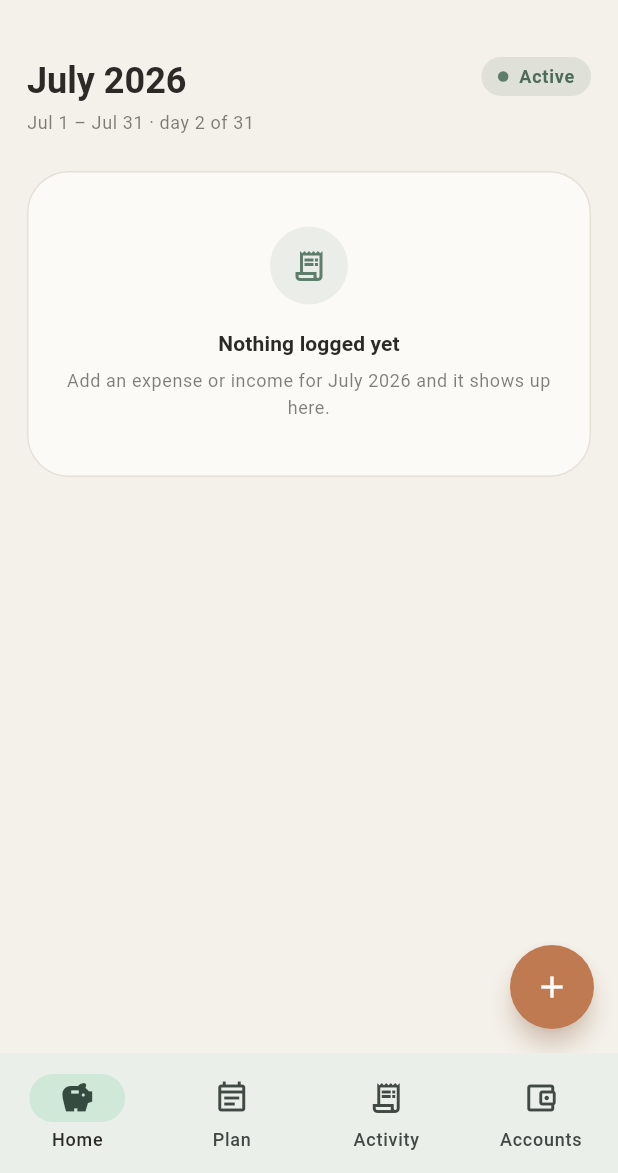
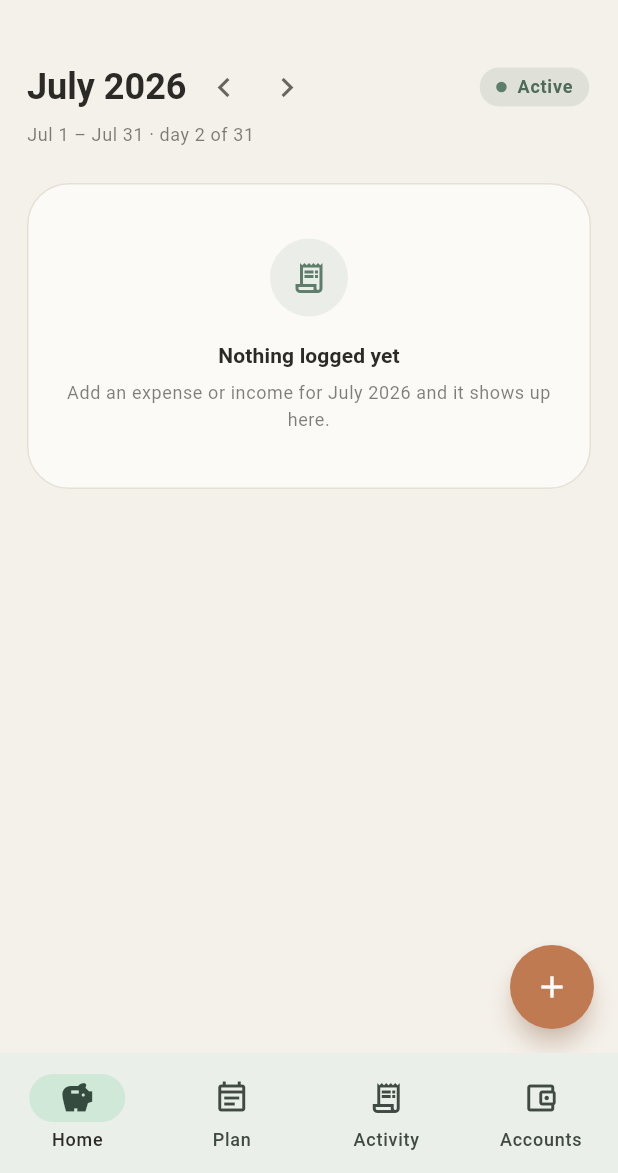
Before and after one commit to Pupp3t33r/LifeOS, a Flutter app: the MonthOverviewScreen screen opened by its route, on a phone screen of 412 x 824 dp, the part 63-1236 px from its top. Run offline on Flutter 3.47's test engine with Material 3 defaults, Android fonts, the phone set to English and light mode, and no system bars; our stand-ins replace dio, drift, drift_flutter, flutter_riverpod, flutter_secure_storage, go_router and 1 more; missing offline and left inert: oidc, oidc_default_store; accounts and stored records are empty; generated files the repository leaves out were written again; Roboto replaces fonts that are missing (Bricolage Grotesque, Spline Sans); statements that could not run were skipped.

Commit message:
feat(wallet): period switcher on Home + planning-only gating
Add a `‹ Month YYYY ›` period switcher to the current-period cockpit
(Wallet ADR-0002): prev/next chevrons, an Active/Planning/Past status
chip, and a snap-back-to-Current pill. Selection is not persisted, so the
cockpit always reopens on the active period.

New selected_period_providers: activePeriodProvider (period containing
today), selectedPeriodProvider (null = follow active), viewedPeriodProvider,
and viewedPeriodStatusProvider (past/active/future — date-derived; /months
carries no close flag).

Enforce ADR-0023 write-gating by date for the browsed period: a future
("Planning") period shows the occurrence worklist as a read-only preview
(no Mark paid / resolve), and the FAB's one-off Add is disabled on any
non-active period (a one-off is a dated-today actual and would file into
the active period regardless of what's browsed). The period-agnostic
recurring verbs stay available.

Co-Authored-By: Claude Opus 4.8 (1M context) <noreply@anthropic.com>

```diff
--- /dev/null
+++ b/apps/wallet/lib/features/money/application/selected_period_providers.dart
@@ -0,0 +1,61 @@
+import 'package:flutter_riverpod/flutter_riverpod.dart';
+import '../domain/month_period.dart';
+import 'period_flows_providers.dart';
+import 'preferences_providers.dart';
+
+/// The **active** period — the one containing today under the user's month-start-day
+/// (ADR-0013/0023). This is where the cockpit lands on every launch; it's derived, not
+/// stored (the Money service treats "active" the same way). Recomputed from `now` at
+/// build, matching the rest of the cockpit.
+final activePeriodProvider = Provider<PeriodKey>((ref) {
+  final startDay = ref.watch(preferencesProvider).value?.monthStartDay ?? 1;
+  final p = containingPeriod(DateTime.now(), startDay);
+  return (year: p.year, month: p.month);
+});
+
+/// The period the user is currently browsing, or null while they're on the active one
+/// (ADR-0002 period switcher). Null — not a copy of the active key — is the default so
+/// the cockpit **always reopens on the active period**: nothing is persisted across
+/// launches, and the resolved [viewedPeriodProvider] tracks `active` until the user
+/// steps away with the chevrons.
+class SelectedPeriodNotifier extends Notifier<PeriodKey?> {
+  @override
+  PeriodKey? build() => null;
+
+  /// Step to the next/previous calendar period from wherever the user is now.
+  void next() => _shift(1);
+  void previous() => _shift(-1);
+
+  /// Snap back to the active period (clears the manual selection).
+  void jumpToActive() => state = null;
+
+  void _shift(int delta) {
+    final PeriodKey current = state ?? ref.read(activePeriodProvider);
+    final zeroBased = current.year * 12 + (current.month - 1) + delta;
+    state = (year: zeroBased ~/ 12, month: zeroBased % 12 + 1);
+  }
+}
+
+final selectedPeriodProvider =
+    NotifierProvider<SelectedPeriodNotifier, PeriodKey?>(SelectedPeriodNotifier.new);
+
+/// The period actually on screen: the manual selection if the user has stepped away,
+/// else the active period. Feed this to the per-period providers.
+final viewedPeriodProvider = Provider<PeriodKey>((ref) {
+  return ref.watch(selectedPeriodProvider) ?? ref.watch(activePeriodProvider);
+});
+
+/// Where the viewed period sits relative to today. Date-derived only — the `/months`
+/// read-model carries no close flag, so the client can't tell a closed period from a
+/// past-open one; the server stays the backstop for "closed = read-only" (ADR-0023).
+enum PeriodStatus { past, active, future }
+
+final viewedPeriodStatusProvider = Provider<PeriodStatus>((ref) {
+  final active = ref.watch(activePeriodProvider);
+  final viewed = ref.watch(viewedPeriodProvider);
+  final a = active.year * 12 + active.month;
+  final v = viewed.year * 12 + viewed.month;
+  if (v < a) return PeriodStatus.past;
+  if (v > a) return PeriodStatus.future;
+  return PeriodStatus.active;
+});
--- a/apps/wallet/lib/features/money/ui/month_overview/month_overview_screen.dart
+++ b/apps/wallet/lib/features/money/ui/month_overview/month_overview_screen.dart
@@ -5,9 +5,9 @@ import '../../../../app/theme/category_colors.dart';
 import '../../application/categories_providers.dart';
 import '../../application/period_flows_providers.dart';
 import '../../application/preferences_providers.dart';
-import '../../application/recurring_providers.dart';
+import '../../application/recurring_providers.dart' hide PeriodKey;
+import '../../application/selected_period_providers.dart';
 import '../../domain/category.dart';
-import '../../domain/month_period.dart';
 import '../../domain/money.dart';
 import '../../domain/period_flows.dart';
 import '../../domain/recurring/recurring_payment.dart';
@@ -34,8 +34,9 @@ class MonthOverviewScreen extends ConsumerWidget {
   @override
   Widget build(BuildContext context, WidgetRef ref) {
     final startDay = ref.watch(preferencesProvider).value?.monthStartDay ?? 1;
-    final period = _Period.current(DateTime.now(), startDay);
-    final key = (year: period.year, month: period.month);
+    final key = ref.watch(viewedPeriodProvider);
+    final status = ref.watch(viewedPeriodStatusProvider);
+    final period = _Period.forKey(key, startDay, DateTime.now());
 
     final entries = ref.watch(periodFlowsProvider(key)).value ?? const <FlowEntry>[];
     final totals = ref.watch(periodTotalsProvider(key));
@@ -69,13 +70,23 @@ class MonthOverviewScreen extends ConsumerWidget {
                     children: [
                       _PeriodHeader(
                         period: period,
+                        status: status,
                         totals: totals,
                         pendingTotals: pendingTotals,
                         syncedAt: syncedAt,
+                        onPrevious: () =>
+                            ref.read(selectedPeriodProvider.notifier).previous(),
+                        onNext: () => ref.read(selectedPeriodProvider.notifier).next(),
+                        onJumpToActive: () =>
+                            ref.read(selectedPeriodProvider.notifier).jumpToActive(),
                       ),
                       const SizedBox(height: 24),
                       if (upcoming.isNotEmpty) ...[
-                        _UpcomingList(occurrences: upcoming, nameById: nameById),
+                        _UpcomingList(
+                          occurrences: upcoming,
+                          nameById: nameById,
+                          status: status,
+                        ),
                         const SizedBox(height: 24),
                       ],
                       if (entries.isNotEmpty)
@@ -90,7 +101,7 @@ class MonthOverviewScreen extends ConsumerWidget {
             Positioned(
               right: wide ? 24 : 16,
               bottom: wide ? 24 : 16,
-              child: _Fab(extended: wide),
+              child: _Fab(extended: wide, allowOneOff: status == PeriodStatus.active),
             ),
           ],
         );
@@ -102,34 +113,58 @@ class MonthOverviewScreen extends ConsumerWidget {
 class _PeriodHeader extends StatelessWidget {
   const _PeriodHeader({
     required this.period,
+    required this.status,
     required this.totals,
     required this.pendingTotals,
     required this.syncedAt,
+    required this.onPrevious,
+    required this.onNext,
+    required this.onJumpToActive,
   });
 
   final _Period period;
+  final PeriodStatus status;
   final List<Money> totals;
   final List<Money> pendingTotals;
   final DateTime? syncedAt;
+  final VoidCallback onPrevious;
+  final VoidCallback onNext;
+  final VoidCallback onJumpToActive;
 
   @override
   Widget build(BuildContext context) {
     final theme = Theme.of(context);
     final muted = theme.colorScheme.onSurface.withValues(alpha: 0.6);
-    return Row(
+    return Column(
       crossAxisAlignment: CrossAxisAlignment.start,
       children: [
-        Expanded(
-          child: Column(
-            crossAxisAlignment: CrossAxisAlignment.start,
+        Row(
           children: [
-              Text(
+            Flexible(
+              child: Text(
                 period.monthLabel,
                 style: theme.textTheme.headlineSmall?.copyWith(
                   fontFamily: CalmTokens.fontDisplay,
                   fontWeight: FontWeight.w600,
                 ),
+                maxLines: 1,
+                overflow: TextOverflow.ellipsis,
               ),
+            ),
+            const SizedBox(width: 4),
+            _NavArrow(icon: Icons.chevron_left, tooltip: 'Previous period', onTap: onPrevious),
+            _NavArrow(icon: Icons.chevron_right, tooltip: 'Next period', onTap: onNext),
+            const Spacer(),
+            if (status != PeriodStatus.active)
+              _JumpToActiveButton(onTap: onJumpToActive)
+            else
+              _StatusBadge(status: status),
+          ],
+        ),
+        if (status != PeriodStatus.active) ...[
+          const SizedBox(height: 6),
+          _StatusBadge(status: status),
+        ],
         const SizedBox(height: 4),
         Text(period.span, style: theme.textTheme.bodySmall?.copyWith(color: muted)),
         if (totals.isNotEmpty) ...[
@@ -147,13 +182,89 @@ class _PeriodHeader extends StatelessWidget {
           ),
         ],
       ],
+    );
+  }
+}
+
+/// A period-step chevron (‹ / ›) for the switcher (ADR-0002).
+class _NavArrow extends StatelessWidget {
+  const _NavArrow({required this.icon, required this.tooltip, required this.onTap});
+
+  final IconData icon;
+  final String tooltip;
+  final VoidCallback onTap;
+
+  @override
+  Widget build(BuildContext context) {
+    final theme = Theme.of(context);
+    return IconButton(
+      tooltip: tooltip,
+      onPressed: onTap,
+      visualDensity: VisualDensity.compact,
+      iconSize: 26,
+      color: theme.colorScheme.onSurface.withValues(alpha: 0.7),
+      icon: Icon(icon),
+    );
+  }
+}
+
+/// Snap-back-to-today pill, shown only while browsing a non-active period.
+class _JumpToActiveButton extends StatelessWidget {
+  const _JumpToActiveButton({required this.onTap});
+
+  final VoidCallback onTap;
+
+  @override
+  Widget build(BuildContext context) {
+    final theme = Theme.of(context);
+    return Material(
+      color: theme.colorScheme.primary.withValues(alpha: 0.10),
+      shape: const StadiumBorder(),
+      clipBehavior: Clip.antiAlias,
+      child: InkWell(
+        onTap: onTap,
+        child: Padding(
+          padding: const EdgeInsets.symmetric(horizontal: 11, vertical: 6),
+          child: Row(
+            mainAxisSize: MainAxisSize.min,
+            children: [
+              Icon(Icons.today_outlined, size: 15, color: theme.colorScheme.primary),
+              const SizedBox(width: 6),
+              Text(
+                'Current',
+                style: theme.textTheme.labelMedium?.copyWith(
+                  color: theme.colorScheme.primary,
+                  fontWeight: FontWeight.w600,
                 ),
               ),
-        const SizedBox(width: 12),
-        Container(
+            ],
+          ),
+        ),
+      ),
+    );
+  }
+}
+
+/// The viewed period's status chip: Active (you're here), Planning (a future period —
+/// preview only, ADR-0023), or Past.
+class _StatusBadge extends StatelessWidget {
+  const _StatusBadge({required this.status});
+
+  final PeriodStatus status;
+
+  @override
+  Widget build(BuildContext context) {
+    final theme = Theme.of(context);
+    final tokens = CalmTokens.of(theme.brightness);
+    final (label, dot, text) = switch (status) {
+      PeriodStatus.active => ('Active', theme.colorScheme.primary, tokens.sageDeep),
+      PeriodStatus.future => ('Planning', tokens.clay, tokens.clay),
+      PeriodStatus.past => ('Past', tokens.line, theme.colorScheme.onSurface.withValues(alpha: 0.6)),
+    };
+    return Container(
       padding: const EdgeInsets.symmetric(horizontal: 11, vertical: 5),
       decoration: BoxDecoration(
-            color: theme.colorScheme.primary.withValues(alpha: 0.14),
+        color: dot.withValues(alpha: 0.14),
         borderRadius: BorderRadius.circular(CalmTokens.radiusPill),
       ),
       child: Row(
@@ -163,19 +274,17 @@ class _PeriodHeader extends StatelessWidget {
             width: 7,
             height: 7,
             margin: const EdgeInsets.only(right: 7),
-                decoration: BoxDecoration(color: theme.colorScheme.primary, shape: BoxShape.circle),
+            decoration: BoxDecoration(color: dot, shape: BoxShape.circle),
           ),
           Text(
-                'Active',
+            label,
             style: theme.textTheme.labelMedium?.copyWith(
-                  color: CalmTokens.of(theme.brightness).sageDeep,
+              color: text,
               fontWeight: FontWeight.w600,
             ),
           ),
         ],
       ),
-        ),
-      ],
     );
   }
 }
@@ -468,9 +577,13 @@ class _EmptyPeriod extends StatelessWidget {
 }
 
 class _Fab extends StatelessWidget {
-  const _Fab({required this.extended});
+  const _Fab({required this.extended, required this.allowOneOff});
 
   final bool extended;
+
+  /// Whether the one-off "Add" verb is offered — only on the active period, since a
+  /// one-off is always an actual that files into the current period (ADR-0023).
+  final bool allowOneOff;
 
   @override
   Widget build(BuildContext context) {
@@ -503,7 +616,7 @@ class _Fab extends StatelessWidget {
       shadowColor: theme.colorScheme.secondary.withValues(alpha: 0.5),
       clipBehavior: Clip.antiAlias,
       child: InkWell(
-        onTap: () => showCreateMenu(context),
+        onTap: () => showCreateMenu(context, allowOneOff: allowOneOff),
         child: SizedBox(
           height: extended ? 50 : 56,
           width: extended ? null : 56,
@@ -519,22 +632,30 @@ class _Fab extends StatelessWidget {
 /// body opens its resolve surface (an editable sheet for Ongoing, a read-only detail
 /// for a Payment plan).
 class _UpcomingList extends StatelessWidget {
-  const _UpcomingList({required this.occurrences, required this.nameById});
+  const _UpcomingList({
+    required this.occurrences,
+    required this.nameById,
+    required this.status,
+  });
 
   final List<PeriodOccurrence> occurrences;
   final Map<String, String> nameById;
+  final PeriodStatus status;
 
   @override
   Widget build(BuildContext context) {
     final theme = Theme.of(context);
     final muted = theme.colorScheme.onSurface.withValues(alpha: 0.6);
+    // A future period is planning-only (ADR-0023): its occurrences are a projection,
+    // not yet payable, so the worklist reads as a preview with no resolve actions.
+    final preview = status == PeriodStatus.future;
     return Column(
       crossAxisAlignment: CrossAxisAlignment.stretch,
       children: [
         Padding(
           padding: const EdgeInsets.only(left: 4, bottom: 10),
           child: Text(
-            'Upcoming · ${occurrences.length}',
+            '${preview ? 'Planned' : 'Upcoming'} · ${occurrences.length}',
             style: theme.textTheme.labelLarge?.copyWith(
               color: muted,
               fontWeight: FontWeight.w600,
@@ -553,9 +674,21 @@ class _UpcomingList extends StatelessWidget {
             children: [
               for (var i = 0; i < occurrences.length; i++) ...[
                 if (i > 0) Divider(height: 1, color: theme.colorScheme.outline),
-                _OccurrenceTile(item: occurrences[i], nameById: nameById),
+                _OccurrenceTile(
+                  item: occurrences[i],
+                  nameById: nameById,
+                  preview: preview,
+                ),
               ],
             ],
+          ),
+        ),
+        if (preview)
+          Padding(
+            padding: const EdgeInsets.only(left: 4, top: 8),
+            child: Text(
+              'Preview — these become payable once the period begins.',
+              style: theme.textTheme.labelSmall?.copyWith(color: muted),
             ),
           ),
       ],
@@ -564,10 +697,14 @@ class _UpcomingList extends StatelessWidget {
 }
 
 class _OccurrenceTile extends ConsumerWidget {
-  const _OccurrenceTile({required this.item, required this.nameById});
+  const _OccurrenceTile({required this.item, required this.nameById, this.preview = false});
 
   final PeriodOccurrence item;
   final Map<String, String> nameById;
+
+  /// In a future ("Planning") period the occurrence is a projection only — no resolve
+  /// sheet, no Mark paid (ADR-0023). The row renders as a static preview line.
+  final bool preview;
 
   @override
   Widget build(BuildContext context, WidgetRef ref) {
@@ -602,7 +739,7 @@ class _OccurrenceTile extends ConsumerWidget {
     }
 
     return InkWell(
-      onTap: openDetail,
+      onTap: preview ? null : openDetail,
       child: Padding(
         padding: const EdgeInsets.symmetric(horizontal: 16, vertical: 13),
         child: Row(
@@ -642,6 +779,7 @@ class _OccurrenceTile extends ConsumerWidget {
                 color: recurring.isIncome ? tokens.sageDeep : theme.colorScheme.onSurface,
               ),
             ),
+            if (!preview) ...[
               const SizedBox(width: 10),
               Material(
                 color: tokens.sage.withValues(alpha: 0.06),
@@ -662,41 +800,41 @@ class _OccurrenceTile extends ConsumerWidget {
                 ),
               ),
             ],
+          ],
         ),
       ),
     );
   }
 }
 
-/// The current accounting period as the cockpit header needs it — label, calendar
-/// span, day-in-period and the `(year, month)` key, derived from [containingPeriod]
-/// (ADR-0013).
+/// The viewed accounting period as the cockpit header needs it — its display label
+/// and calendar span, anchored on the user's month-start-day (ADR-0013).
 class _Period {
-  _Period({required this.year, required this.month, required this.monthLabel, required this.span});
+  _Period({required this.monthLabel, required this.span});
 
-  final int year;
-  final int month;
   final String monthLabel;
   final String span;
 
-  factory _Period.current(DateTime now, int startDay) {
-    final p = containingPeriod(now, startDay);
-    final start = _anchor(p.year, p.month, startDay);
-    final next = p.month == 12 ? (year: p.year + 1, month: 1) : (year: p.year, month: p.month + 1);
+  /// Header label + calendar span for [key] under [startDay]. The "day X of Y"
+  /// progress suffix is added only when [key] is the period containing [now] — for
+  /// any other browsed period it would be meaningless, so the span is just the range.
+  factory _Period.forKey(PeriodKey key, int startDay, DateTime now) {
+    final start = _anchor(key.year, key.month, startDay);
+    final next = key.month == 12 ? (year: key.year + 1, month: 1) : (year: key.year, month: key.month + 1);
     final endExclusive = _anchor(next.year, next.month, startDay);
     final lastDay = endExclusive.subtract(const Duration(days: 1));
 
     final today = DateTime(now.year, now.month, now.day);
-    final dayOfPeriod = today.difference(start).inDays + 1;
-    final totalDays = endExclusive.difference(start).inDays;
+    final isActive = !today.isBefore(start) && today.isBefore(endExclusive);
 
-    final span = '${_shortMonths[start.month - 1]} ${start.day} – ${_shortMonths[lastDay.month - 1]} ${lastDay.day}'
-        ' · day $dayOfPeriod of $totalDays';
+    final range = '${_shortMonths[start.month - 1]} ${start.day} – '
+        '${_shortMonths[lastDay.month - 1]} ${lastDay.day}';
+    final span = isActive
+        ? '$range · day ${today.difference(start).inDays + 1} of ${endExclusive.difference(start).inDays}'
+        : range;
 
     return _Period(
-      year: p.year,
-      month: p.month,
-      monthLabel: '${_fullMonths[p.month - 1]} ${p.year}',
+      monthLabel: '${_fullMonths[key.month - 1]} ${key.year}',
       span: span,
     );
   }
```
Also changed, not shown: apps/wallet/lib/features/money/ui/recurring/create_menu.dart (+19 -6 lines). Lines whose indentation alone changed are shown as unchanged.
